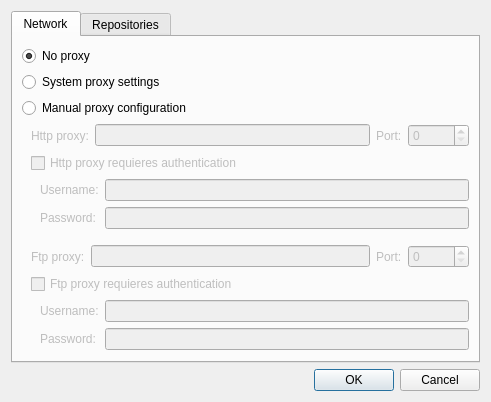
qtproject/installer-framework, file installerbuilder/installerbase/settingsdialog.ui: the form before one commit.
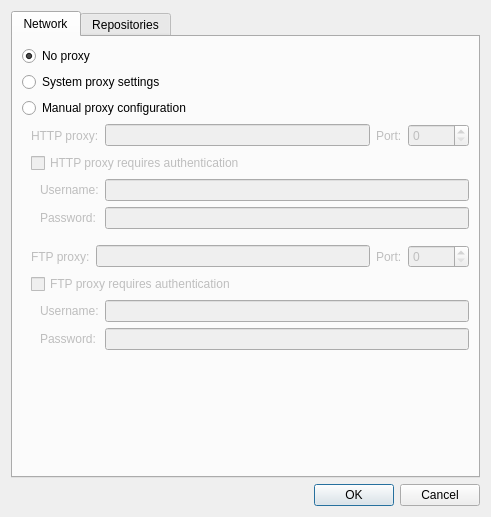
The form after the commit.

What changed in the file:
```diff
--- a/installerbuilder/installerbase/settingsdialog.ui
+++ b/installerbuilder/installerbase/settingsdialog.ui
@@ -7,7 +7,7 @@
     <x>0</x>
     <y>0</y>
     <width>491</width>
-    <height>387</height>
+    <height>517</height>
    </rect>
   </property>
   <property name="windowTitle">
@@ -76,7 +76,7 @@
                  <bool>false</bool>
                 </property>
                 <property name="text">
-                 <string>Http proxy:</string>
+                 <string>HTTP proxy:</string>
                 </property>
                </widget>
               </item>
@@ -115,7 +115,7 @@
                <bool>false</bool>
               </property>
               <property name="text">
-               <string>Http proxy requieres authentication</string>
+               <string>HTTP proxy requires authentication</string>
               </property>
              </widget>
             </item>
@@ -202,7 +202,7 @@
                  <bool>false</bool>
                 </property>
                 <property name="text">
-                 <string>Ftp proxy:</string>
+                 <string>FTP proxy:</string>
                 </property>
                </widget>
               </item>
@@ -241,7 +241,7 @@
                <bool>false</bool>
               </property>
               <property name="text">
-               <string>Ftp proxy requieres authentication</string>
+               <string>FTP proxy requires authentication</string>
               </property>
              </widget>
             </item>
```
